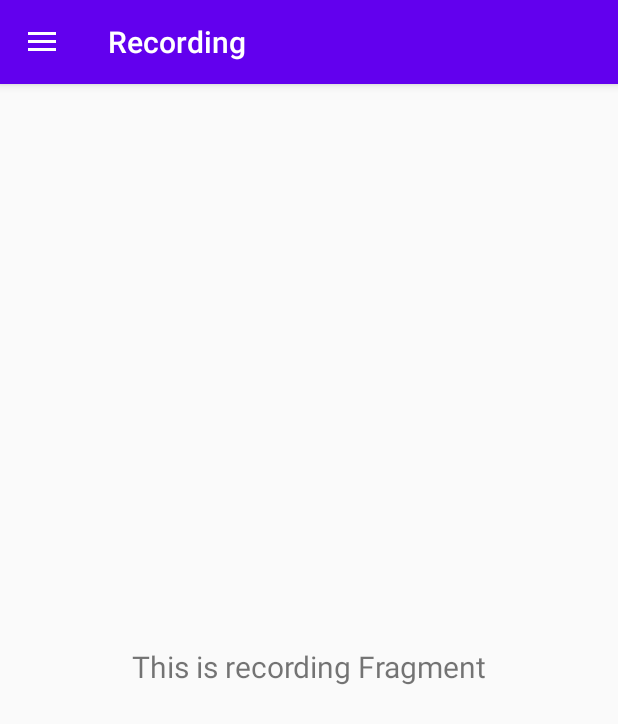
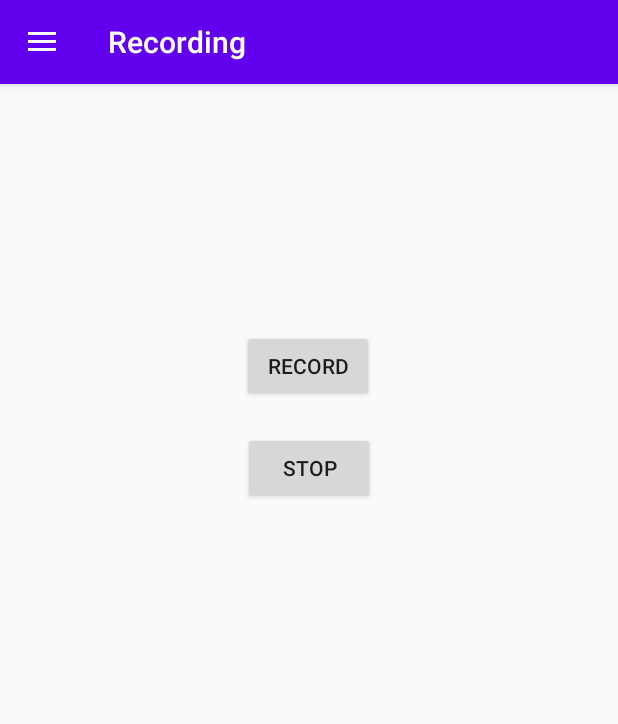
Before and after one commit to didi1357/MobileComputingLab, an Android app: the screen it shows after launch (MainActivity), in the side drawer, after a tap on "Recording", on a phone screen of 412 x 824 dp. Shown: the top 724 px of the screen. Run offline under Robolectric (Android 15) with nearby library versions, the phone set to English and light mode, and no system bars; our stand-ins replace navigation-ui; 1 statement that could not run was skipped.

Commit message:
most of boilerplate/moving for navigationUI done..

```diff
--- a/ActivityMonitoring/app/src/main/java/at/co/malli/activitymonitoring/MainActivity.kt
+++ b/ActivityMonitoring/app/src/main/java/at/co/malli/activitymonitoring/MainActivity.kt
@@ -1,6 +1,16 @@
 package at.co.malli.activitymonitoring
 
+import android.Manifest
+import android.content.Context
+import android.content.pm.PackageManager
+import android.hardware.Sensor
+import android.hardware.SensorEvent
+import android.hardware.SensorEventListener
+import android.hardware.SensorManager
 import android.os.Bundle
+import android.os.PowerManager
+import android.util.Log
+import android.view.View
 import com.google.android.material.navigation.NavigationView
 import androidx.navigation.findNavController
 import androidx.navigation.ui.AppBarConfiguration
@@ -10,8 +20,24 @@ import androidx.navigation.ui.setupWithNavController
 import androidx.drawerlayout.widget.DrawerLayout
 import androidx.appcompat.app.AppCompatActivity
 import androidx.appcompat.widget.Toolbar
+import androidx.core.app.ActivityCompat
+import java.io.File
+import java.io.FileOutputStream
+import java.io.OutputStreamWriter
+import java.util.*
 
-class MainActivity : AppCompatActivity() {
+class MainActivity : AppCompatActivity(), SensorEventListener {
+
+    companion object {
+        private val TAG: String? = MainActivity::class.simpleName
+        val sensorDataList = LinkedList<SensorValue>() //static to survive orientation chg.
+        var externalFilesDir: File? = null
+
+        const val REQUEST_EXTERNAL_STORAGE_PERMISSION = 1
+    }
+
+    private lateinit var sm: SensorManager
+    private lateinit var wakeLock: PowerManager.WakeLock
 
     private lateinit var appBarConfiguration: AppBarConfiguration
 
@@ -26,14 +52,83 @@ class MainActivity : AppCompatActivity() {
         val navController = findNavController(R.id.nav_host_fragment)
         // Passing each menu ID as a set of Ids because each
         // menu should be considered as top level destinations.
-        appBarConfiguration = AppBarConfiguration(setOf(
-                R.id.nav_home, R.id.nav_recording), drawerLayout)
+        appBarConfiguration = AppBarConfiguration(
+            setOf(
+                R.id.nav_home, R.id.nav_recording
+            ), drawerLayout
+        )
         setupActionBarWithNavController(navController, appBarConfiguration)
         navView.setupWithNavController(navController)
+
+        sm = getSystemService(SENSOR_SERVICE) as SensorManager
+
+        if (checkSelfPermission(android.Manifest.permission.WRITE_EXTERNAL_STORAGE)
+            == PackageManager.PERMISSION_GRANTED
+        ) {
+            Log.v(TAG, "External storage permission is granted.")
+        } else {
+            Log.v(TAG, "Need to request external storage permission.")
+
+            ActivityCompat.requestPermissions(
+                this,
+                arrayOf(Manifest.permission.WRITE_EXTERNAL_STORAGE),
+                REQUEST_EXTERNAL_STORAGE_PERMISSION
+            );
+        }
+
+        val powerManager = getSystemService(Context.POWER_SERVICE) as PowerManager
+        wakeLock = powerManager.newWakeLock(
+            PowerManager.PARTIAL_WAKE_LOCK,
+            "MyApp::MyWakelockTag"
+        )
+
+        val accelerometer = sm.getDefaultSensor(Sensor.TYPE_ACCELEROMETER)
+        sm.registerListener(this, accelerometer, SensorManager.SENSOR_DELAY_FASTEST)
+        wakeLock.acquire()
+
+        externalFilesDir = getExternalFilesDir(null)
     }
 
     override fun onSupportNavigateUp(): Boolean {
         val navController = findNavController(R.id.nav_host_fragment)
         return navController.navigateUp(appBarConfiguration) || super.onSupportNavigateUp()
     }
+
+    override fun onRequestPermissionsResult(
+        requestCode: Int,
+        permissions: Array<String>, grantResults: IntArray
+    ) {
+        when (requestCode) {
+            REQUEST_EXTERNAL_STORAGE_PERMISSION -> {
+                // If request is cancelled, the result arrays are empty.
+                if ((grantResults.isNotEmpty() && grantResults[0] == PackageManager.PERMISSION_GRANTED)) {
+                    // permission was granted
+                    Log.v(TAG, "External storage permission was granted right now!")
+                } else {
+                    // permission denied
+                    Log.v(TAG, "Need to request external storage permission AGAIN.")
+                    ActivityCompat.requestPermissions(
+                        this,
+                        arrayOf(Manifest.permission.WRITE_EXTERNAL_STORAGE),
+                        REQUEST_EXTERNAL_STORAGE_PERMISSION
+                    )
+                }
+            }
+        }
+    }
+
+    override fun onAccuracyChanged(sensor: Sensor?, accuracy: Int) {
+        if (sensor != null)
+            Log.d(TAG, "Accuracy of sensor " + sensor.name + " changed to $accuracy")
+    }
+
+    override fun onSensorChanged(event: SensorEvent?) {
+        if (event != null) {
+            sensorDataList.add(
+                SensorValue(
+                    event.values[0], event.values[1], event.values[2], event.timestamp
+                )
+            )
+        }
+    }
 }
--- /dev/null
+++ b/ActivityMonitoring/app/src/main/java/at/co/malli/activitymonitoring/SensorValue.kt
@@ -0,0 +1,3 @@
+package at.co.malli.activitymonitoring
+
+class SensorValue(val x: Float, val y: Float, val z: Float, val timestamp: Long)
--- a/ActivityMonitoring/app/src/main/java/at/co/malli/activitymonitoring/ui/recording/RecordingFragment.kt
+++ b/ActivityMonitoring/app/src/main/java/at/co/malli/activitymonitoring/ui/recording/RecordingFragment.kt
@@ -1,18 +1,43 @@
 package at.co.malli.activitymonitoring.ui.recording
 
+import android.app.Dialog
+import android.content.DialogInterface
+import android.hardware.Sensor
+import android.hardware.SensorManager
 import android.os.Bundle
+import android.util.Log
 import android.view.LayoutInflater
 import android.view.View
 import android.view.ViewGroup
-import android.widget.TextView
+import android.widget.Button
 import androidx.fragment.app.Fragment
-import androidx.lifecycle.Observer
 import androidx.lifecycle.ViewModelProviders
+import at.co.malli.activitymonitoring.MainActivity.Companion.externalFilesDir
+import at.co.malli.activitymonitoring.MainActivity.Companion.sensorDataList
 import at.co.malli.activitymonitoring.R
+import at.co.malli.activitymonitoring.SensorValue
+import kotlinx.android.synthetic.main.fragment_recording.*
+import java.io.File
+import java.io.FileOutputStream
+import java.io.OutputStreamWriter
+import java.util.*
 
-class RecordingFragment : Fragment() {
+
+class RecordingFragment : Fragment(), View.OnClickListener {
+
+    companion object {
+        private val TAG: String? = RecordingFragment::class.simpleName
+
+        const val STATE_STOPPED = 0
+        const val STATE_RECORDING = 1
+        var currentState: Int = STATE_STOPPED
+    }
 
     private lateinit var recordingViewModel: RecordingViewModel
+    private lateinit var recordButton: Button
+    private lateinit var stopButton: Button
+
+
 
     override fun onCreateView(
             inflater: LayoutInflater,
@@ -21,11 +46,63 @@ class RecordingFragment : Fragment() {
     ): View? {
         recordingViewModel =
                 ViewModelProviders.of(this).get(RecordingViewModel::class.java)
-        val root = inflater.inflate(R.layout.fragment_recording, container, false)
-        val textView: TextView = root.findViewById(R.id.text_gallery)
-        recordingViewModel.text.observe(viewLifecycleOwner, Observer {
-            textView.text = it
-        })
-        return root
+        val rootView = inflater.inflate(R.layout.fragment_recording, container, false)
+        recordButton = rootView.findViewById(R.id.recordButton) as Button
+        stopButton = rootView.findViewById(R.id.stopButton) as Button
+        recordButton.setOnClickListener(this)
+        stopButton.setOnClickListener(this)
+
+        applyState()
+
+        return rootView
+    }
+
+    override fun onClick(v: View?) {
+        when(v?.id) {
+            R.id.recordButton -> recordPressed()
+            R.id.stopButton -> stopPressed()
+        }
+    }
+
+    fun applyState(new_state: Int?) {
+        if (new_state != null)
+            currentState = new_state
+
+        if (currentState == STATE_RECORDING) {
+            recordButton.isEnabled = false
+            stopButton.isEnabled = true
+        } else {
+            recordButton.isEnabled = true
+            stopButton.isEnabled = false
+        }
+    }
+
+    fun recordPressed() {
+        Log.v(TAG, "recordPressed")
+        applyState(STATE_RECORDING)
+    }
+
+    fun stopPressed() {
+        applyState(STATE_STOPPED)
+        Log.v(TAG, "stopPressed")
+
+        if (sensorDataList.isEmpty()) {
+            Log.v(TAG, "List empty! Will not write anything!")
+            return
+        }
+
+        val lastTimestamp = sensorDataList.last.timestamp
+        val path = File(externalFilesDir, "$lastTimestamp.csv")
+        val fOutStream = OutputStreamWriter(FileOutputStream(path))
+        Log.v(TAG, "Opened file for writing: $path")
+        for (data in sensorDataList) {
+            val str = "${data.timestamp}, ${data.x}, ${data.y}, ${data.z}\n"
+            fOutStream.write(str)
+        }
+        fOutStream.flush()
+        fOutStream.close()
+        Log.v(TAG, "sensorDataList had ${sensorDataList.size} entries.")
+
+        sensorDataList.clear()
     }
 }
--- a/ActivityMonitoring/app/src/main/java/at/co/malli/activitymonitoring/ui/recording/RecordingViewModel.kt
+++ b/ActivityMonitoring/app/src/main/java/at/co/malli/activitymonitoring/ui/recording/RecordingViewModel.kt
@@ -1,13 +1,8 @@
 package at.co.malli.activitymonitoring.ui.recording
 
-import androidx.lifecycle.LiveData
-import androidx.lifecycle.MutableLiveData
 import androidx.lifecycle.ViewModel
 
 class RecordingViewModel : ViewModel() {
 
-    private val _text = MutableLiveData<String>().apply {
-        value = "This is recording Fragment"
-    }
-    val text: LiveData<String> = _text
+
 }
--- a/ActivityMonitoring/app/src/main/res/layout/fragment_recording.xml
+++ b/ActivityMonitoring/app/src/main/res/layout/fragment_recording.xml
@@ -6,17 +6,24 @@
     android:layout_height="match_parent"
     tools:context=".ui.recording.RecordingFragment">
 
-    <TextView
-        android:id="@+id/text_gallery"
-        android:layout_width="match_parent"
+    <Button
+        android:id="@+id/recordButton"
+        android:layout_width="wrap_content"
         android:layout_height="wrap_content"
-        android:layout_marginStart="8dp"
-        android:layout_marginTop="8dp"
-        android:layout_marginEnd="8dp"
-        android:textAlignment="center"
-        android:textSize="20sp"
-        app:layout_constraintBottom_toBottomOf="parent"
+        android:layout_marginTop="164dp"
+        android:text="Record"
+        app:layout_constraintEnd_toEndOf="parent"
+        app:layout_constraintHorizontal_bias="0.498"
+        app:layout_constraintStart_toStartOf="parent"
+        app:layout_constraintTop_toTopOf="parent" />
+
+    <Button
+        android:id="@+id/stopButton"
+        android:layout_width="wrap_content"
+        android:layout_height="wrap_content"
+        android:layout_marginTop="20dp"
+        android:text="Stop"
         app:layout_constraintEnd_toEndOf="parent"
         app:layout_constraintStart_toStartOf="parent"
-        app:layout_constraintTop_toTopOf="parent" />
+        app:layout_constraintTop_toBottomOf="@+id/recordButton" />
 </androidx.constraintlayout.widget.ConstraintLayout>
```
Also changed, not shown: ActivityMonitoring/app/src/main/AndroidManifest.xml (+7 -1 lines).
